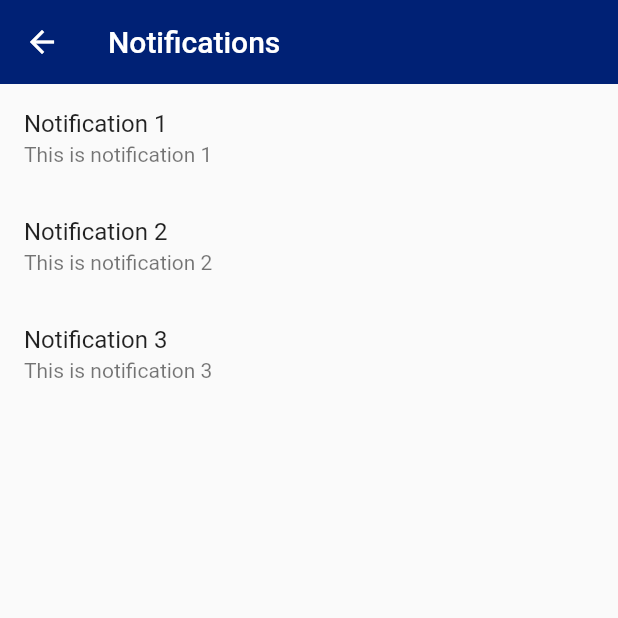
After one commit to Justforvan/Penisure, a Flutter app: the screen it shows after launch, after a tap on the "notifications" icon, on a phone screen of 412 x 824 dp, the top half of it. The commit adds this screen. Run offline on Flutter 3.47's test engine with Material 2 defaults, Android fonts, the phone set to English and light mode, and no system bars; our stand-ins replace material_design_icons_flutter.

Commit message:
Making the test, home, and splash page

```diff
--- a/lib/components/bottom_navigation.dart
+++ b/lib/components/bottom_navigation.dart
@@ -1,6 +1,8 @@
 import 'package:flutter/material.dart';
 import 'package:material_design_icons_flutter/material_design_icons_flutter.dart';
 import 'package:penisure/pages/facts.dart';
+import 'package:penisure/pages/home.dart';
+import 'package:penisure/pages/location.dart';
 
 class BottomNavigation extends StatefulWidget {
   const BottomNavigation({super.key});
@@ -19,9 +21,9 @@ class _BottomNavigationState extends State<BottomNavigation> {
     return SafeArea(
         child: Scaffold(
             body: <Widget>[
-              const Center(child: Text('Pengeluaran')),
+              const HomeScreen(),
               const FaQPage(),
-              const Center(child: Text('Lokasi'))
+              const LocationPage()
             ][_selectedIndex],
             bottomNavigationBar: NavigationBar(
               labelBehavior: destinationLabelBehavior,
--- a/lib/main.dart
+++ b/lib/main.dart
@@ -1,5 +1,11 @@
 import 'package:flutter/material.dart';
-import 'package:penisure/components/bottom_navigation.dart';
+import 'package:penisure/pages/NotFound.dart';
+import 'package:penisure/pages/facts.dart';
+import 'package:penisure/pages/home.dart';
+import 'package:penisure/pages/location.dart';
+import 'package:penisure/pages/notification.dart';
+import 'package:penisure/pages/splashscreen.dart';
+import 'package:penisure/pages/test_screen.dart';
 
 void main() {
   runApp(const MyApp());
@@ -15,7 +21,16 @@ class MyApp extends StatelessWidget {
       theme: ThemeData(
         primarySwatch: Colors.blue,
       ),
-      home: const BottomNavigation(),
+      home: const SplashScreen(),
+      initialRoute: '/',
+      routes: {
+        '/home': (context) => const HomeScreen(),
+        '/test-center': (context) => TestScreen(),
+        '/location': (context) => const LocationPage(),
+        '/facts-screen': (context) => const FaQPage(),
+        '/notification': (context) => const NotificationScreen(),
+        '/404':(context) => const NotFoundPage()
+      }
     );
   }
 }
--- /dev/null
+++ b/lib/pages/home.dart
@@ -0,0 +1,190 @@
+import 'package:flutter/material.dart';
+import 'package:material_design_icons_flutter/material_design_icons_flutter.dart';
+
+
+class HomeScreen extends StatefulWidget {
+  const HomeScreen({Key? key}) : super(key: key);
+
+  @override
+  State<HomeScreen> createState() => _HomeScreenState();
+}
+
+class _HomeScreenState extends State<HomeScreen> {
+  String greeting = '';
+
+  String? makeGreet() {
+    var hour = DateTime.now().hour;
+    if (hour < 12) {
+      greeting = 'Good Morning';
+    } else if (hour < 17) {
+      greeting = 'Good Afternoon';
+    } else {
+      greeting = 'Good Evening';
+    }
+    return null;
+  }
+
+  @override
+  Widget build(BuildContext context) {
+    makeGreet();
+    return SafeArea(
+      child: Scaffold(
+        backgroundColor: const Color(0xFFFFFFFF),
+        appBar: AppBar(
+          backgroundColor: const Color(0xFF002175),
+          elevation: 0,
+          toolbarHeight: 100,
+          leading: Padding(
+            padding: const EdgeInsets.all(8.0),
+            child: Image.asset('assets/splashscreen penisure-02.png'),
+          ),
+          actions: [
+            Padding(
+              padding: const EdgeInsets.symmetric(horizontal: 8.0),
+              child: IconButton(
+                onPressed: () {
+                  Navigator.pushNamed(context, '/notification');
+                },
+                icon: const Icon(Icons.notifications),
+              ),
+            ),
+          ],
+        ),
+        body: MediaQuery.removePadding(
+          context: context,
+          removeTop: true,
+          child: Column(
+            crossAxisAlignment: CrossAxisAlignment.stretch,
+            children: [
+              Row(
+                children: [
+                  Expanded(
+                    child: Container(
+                      color: const Color(0xFF002175),
+                      child: Padding(
+                        padding: const EdgeInsets.all(16.0),
+                        child: Column(
+                          crossAxisAlignment: CrossAxisAlignment.start,
+                          children: [
+                            Padding(
+                              padding: const EdgeInsets.only(bottom: 8.0),
+                              child: Text(
+                                '$greeting,',
+                                style: const TextStyle(fontSize: 20, color: Colors.white),
+                              ),
+                            ),
+                            const Padding(
+                              padding: EdgeInsets.only(bottom: 8.0),
+                              child: Text(
+                                'How was your erection today?',
+                                style: TextStyle(fontSize: 14, color: Colors.white),
+                              ),
+                            ),
+                          ],
+                        ),
+                      ),
+                    ),
+                  ),
+                ],
+              ), Row(
+                children: [
+                  Expanded(
+                    child: Container(
+                      color: Colors.white,
+                      child: Padding(
+                        padding: const EdgeInsets.all(16.0),
+                        child: Row(
+                          mainAxisAlignment: MainAxisAlignment.spaceEvenly,
+                          children: [
+                            Column(
+                              children: [InkWell(
+                                onTap: () {
+                                  showModalBottomSheet(context: context, builder: (BuildContext context){
+                                    return SizedBox(
+                                      height: 300, // Set your desired height here
+                                      child: Card(
+                                        shape: RoundedRectangleBorder(
+                                          borderRadius: BorderRadius.circular(12.0),
+                                        ),
+                                        child: Padding(
+                                          padding: const EdgeInsets.all(16.0),
+                                          child: Column(
+                                            children: [
+                                              const Text(
+                                                "Want to take the test?",
+                                                style: TextStyle(fontWeight: FontWeight.bold, fontSize: 16),
+                                              ),
+                                              const SizedBox(height: 10),
+                                              const Text(
+                                                "This quick erectile function test will take around 5 minutes to complete. Your result can only be seen by you. For maximum accuracy, please answer the questions honestly. Also note that this test is intended as screening tool and not a diagnostic tool. If you have concerns about your erections, please consult a doctor.",
+                                              ),
+                                              const SizedBox(height: 24),
+                                              ElevatedButton.icon(
+                                                onPressed: () {
+                                                  Navigator.pushNamed(context, "/test-center");
+                                                },
+                                                icon: Icon(MdiIcons.testTube),
+                                                style: ElevatedButton.styleFrom(
+                                                  backgroundColor: const Color(0xFF002175),
+                                                  foregroundColor: Colors.white,
+                                                ),
+                                                label: const Text("Start test"),
+                                              ),
+                                            ],
+                                          ),
+                                        ),
+                                      ),
+                                    );
+                                  });
+                                },
+                                child: ClipRRect(borderRadius: BorderRadius.circular(10), child:
+                                Image.asset('assets/splashscreen penisure-02.png',  width: MediaQuery.of(context).size.width * 0.2,
+                                  height: MediaQuery.of(context).size.width * 0.2,),
+                                ),
+                              ),
+                                const Padding(padding: EdgeInsets.only(top: 5),
+                                  child: Text('TEST', style: TextStyle(fontWeight: FontWeight.bold),),),
+                              ],
+                            ),
+                            Column(
+                              children: [InkWell(
+                                onTap: () {
+                                  Navigator.pushNamed(context, '/facts-screen');
+                                },
+                                child: ClipRRect(borderRadius: BorderRadius.circular(10), child:
+                                Image.asset('assets/splashscreen penisure-02.png',  width: MediaQuery.of(context).size.width * 0.2,
+                                  height: MediaQuery.of(context).size.width * 0.2,),
+                                ),
+                              ),
+                                const Padding(padding: EdgeInsets.only(top: 5),
+                                  child: Text('FAQ', style: TextStyle(fontWeight: FontWeight.bold),),),
+                              ],
+                            ),
+                            Column(
+                              children: [InkWell(
+                                onTap: () {
+                                  Navigator.pushNamed(context, '/location');
+                                },
+                                child: ClipRRect(borderRadius: BorderRadius.circular(10), child:
+                                Image.asset('assets/splashscreen penisure-02.png',  width: MediaQuery.of(context).size.width * 0.2,
+                                  height: MediaQuery.of(context).size.width * 0.2,),
+                                ),
+                              ),
+                                const Padding(padding: EdgeInsets.only(top: 5),
+                                  child: Text('FIND', style: TextStyle(fontWeight: FontWeight.bold),),),
+                              ],
+                            ),
+                          ],
+                        ),
+                      ),
+                    ),
+                  ),
+                ],
+              ),
+            ],
+          ),
+        ),
+      ),
+    );
+  }
+}
--- /dev/null
+++ b/lib/pages/notification.dart
@@ -0,0 +1,44 @@
+import 'package:flutter/material.dart';
+
+class NotificationScreen extends StatelessWidget {
+  const NotificationScreen ({Key? key}): super(key: key);
+  @override
+  Widget build(BuildContext context) {
+    return Scaffold(
+      appBar: AppBar(
+        backgroundColor: const Color(0xFF002175),
+        elevation: 0,
+        title: const Text('Notifications'),
+      ),
+      body: ListView.builder(
+        itemCount: notifications.length,
+        itemBuilder: (context, index) {
+          return _buildNotificationItem(notifications[index]);
+        },
+      ),
+    );
+  }
+
+  Widget _buildNotificationItem(NotificationItem notification) {
+    return ListTile(
+      title: Text(notification.title),
+      subtitle: Text(notification.description),
+      onTap: () {
+        // Handle notification tap event here
+      },
+    );
+  }
+}
+
+class NotificationItem {
+  final String title;
+  final String description;
+
+  NotificationItem(this.title, this.description);
+}
+
+List<NotificationItem> notifications = [
+  NotificationItem('Notification 1', 'This is notification 1'),
+  NotificationItem('Notification 2', 'This is notification 2'),
+  NotificationItem('Notification 3', 'This is notification 3'),
+];
--- /dev/null
+++ b/lib/pages/splashscreen.dart
@@ -0,0 +1,27 @@
+import 'package:flutter/material.dart';
+import 'package:penisure/components/bottom_navigation.dart';
+
+class SplashScreen extends StatelessWidget {
+  const SplashScreen({Key? key}) : super (key: key);
+
+  @override
+  Widget build(BuildContext context) {
+    Future.delayed(const Duration(seconds: 2), () {
+      Navigator.pushReplacement(
+        context,
+        MaterialPageRoute(
+          builder: (context) => const BottomNavigation(),
+        ),
+      );
+    });
+    return SafeArea(child: Scaffold(
+      backgroundColor: Colors.white,
+      body: Center(
+        child: Padding(
+          padding: const EdgeInsets.all(16.0),
+          child: Image.asset('assets/splashscreen penisure-02.png', width: 300, height: 300,),
+        ),
+      ),
+    ));
+  }
+}
--- a/pubspec.yaml
+++ b/pubspec.yaml
@@ -36,7 +36,8 @@ dependencies:
   # Use with the CupertinoIcons class for iOS style icons.
   cupertino_icons: ^1.0.2
   material_design_icons_flutter: ^7.0.7296
-  accordion: ^2.6.0
+  flutter_form_builder: ^9.1.1
+  tf_form: ^0.1.15
 
 dev_dependencies:
   flutter_test:
```
Also changed, not shown: assets/test_data.json (added, +25 -0 lines), lib/data/test_data.dart (added, +157 -0 lines), lib/pages/NotFound.dart (added, +58 -0 lines), lib/pages/facts.dart (+6 -1 lines), lib/pages/location.dart (added, +15 -0 lines), lib/pages/test_screen.dart (added, +103 -0 lines), assets/Logo_penisure.png (added), assets/splashscreen penisure-02.png (added), pubspec.lock, 40 other files.
